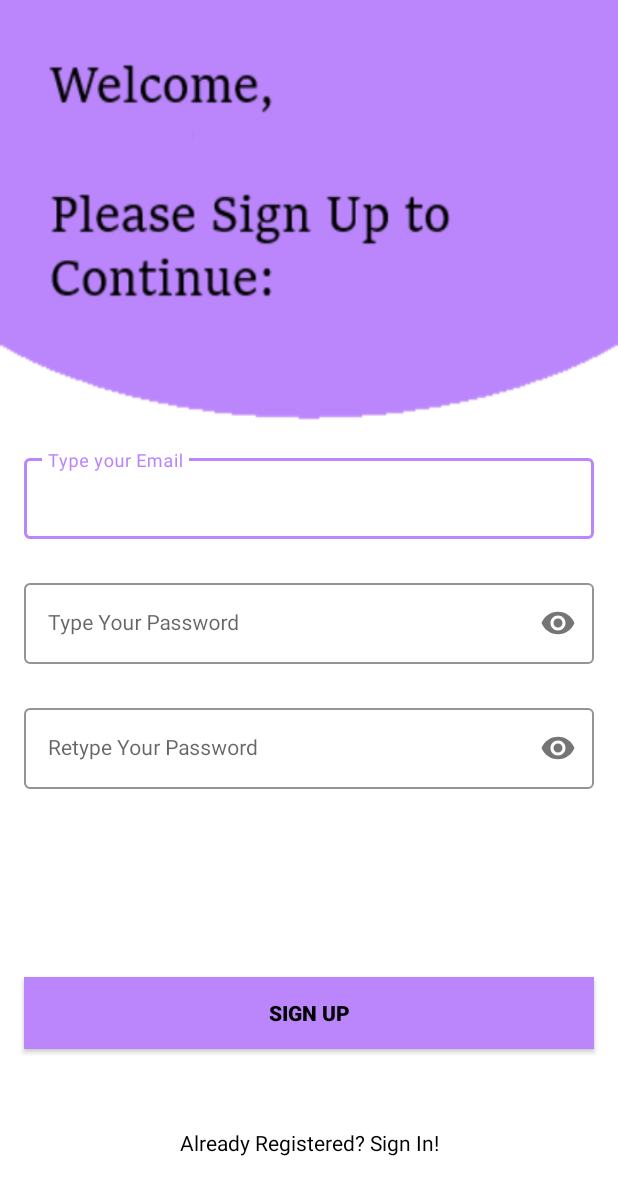
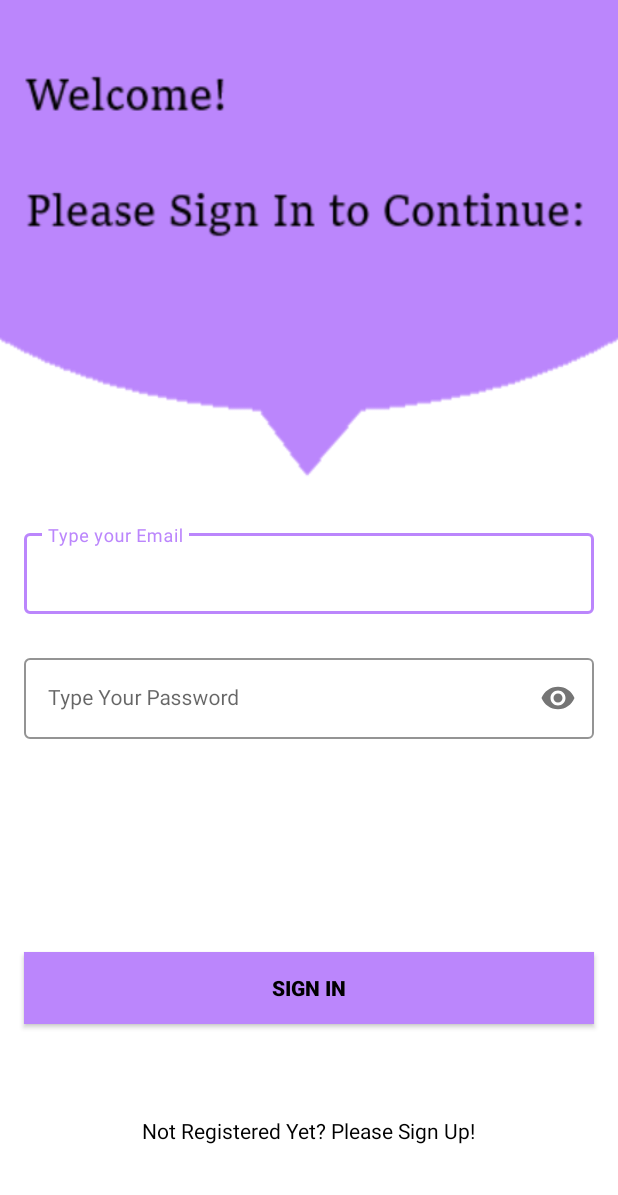
Before and after one commit to braedonpellerin/PlayBook, an Android app: the LoginActivity screen opened directly, with no data from a screen before it, on a phone screen of 412 x 824 dp. Shown: the top 1195 px of the screen. Run offline under Robolectric (Android 15) with nearby library versions, the phone set to English and light mode, and no system bars.

Commit message:
Corrected login page layout
Mistakenly used Register page layout on Login page

```diff
--- a/app/src/main/res/layout/activity_login.xml
+++ b/app/src/main/res/layout/activity_login.xml
@@ -4,8 +4,8 @@
     xmlns:tools="http://schemas.android.com/tools"
     android:layout_width="match_parent"
     android:layout_height="match_parent"
-    android:background="@drawable/signup_screen"
-    tools:context=".RegisterActivity">
+    android:background="@drawable/signin_screen"
+    tools:context=".LoginActivity">
 
     <com.google.android.material.textfield.TextInputLayout
         android:id="@+id/emailLayout"
@@ -13,7 +13,7 @@
         android:layout_width="match_parent"
         android:layout_height="wrap_content"
         android:layout_marginHorizontal="16dp"
-        android:layout_marginTop="300dp"
+        android:layout_marginTop="350dp"
         app:boxStrokeColor="@color/purple_200"
         app:hintTextColor="@color/purple_200"
         app:layout_constraintEnd_toEndOf="parent"
@@ -54,53 +54,31 @@
             android:inputType="textPassword" />
     </com.google.android.material.textfield.TextInputLayout>
 
-    <com.google.android.material.textfield.TextInputLayout
-        android:id="@+id/confirmPasswordLayout"
-        style="@style/LoginTextInputOuterFieldStyle"
-        android:layout_width="match_parent"
-        android:layout_height="wrap_content"
-        android:layout_marginHorizontal="16dp"
-        android:layout_marginTop="24dp"
-        app:boxStrokeColor="@color/purple_200"
-        app:hintTextColor="@color/purple_200"
-        app:layout_constraintEnd_toEndOf="parent"
-        app:layout_constraintHorizontal_bias="0.5"
-        app:layout_constraintStart_toStartOf="parent"
-        app:layout_constraintTop_toBottomOf="@id/passwordLayout"
-        app:passwordToggleEnabled="true">
-
-        <com.google.android.material.textfield.TextInputEditText
-            android:id="@+id/txtConfirmPassword"
-            style="@style/LoginTextInputInnerFieldStyle"
-            android:layout_width="match_parent"
-            android:layout_height="wrap_content"
-            android:hint="Retype Your Password"
-            android:inputType="textPassword" />
-    </com.google.android.material.textfield.TextInputLayout>
-
     <androidx.appcompat.widget.AppCompatButton
         android:id="@+id/btnSubmit"
         android:layout_width="0dp"
         android:layout_height="wrap_content"
         android:layout_marginHorizontal="16dp"
         android:background="@color/purple_200"
-        android:text="Sign Up"
+        android:text="Sign In"
         android:textColor="@color/black"
         android:textStyle="bold"
         app:layout_constraintBottom_toBottomOf="parent"
         app:layout_constraintEnd_toEndOf="parent"
         app:layout_constraintHorizontal_bias="0.5"
         app:layout_constraintStart_toStartOf="parent"
-        app:layout_constraintTop_toBottomOf="@+id/confirmPasswordLayout" />
+        app:layout_constraintTop_toBottomOf="@+id/passwordLayout" />
+
     <TextView
         android:id="@+id/textView"
         android:layout_width="wrap_content"
         android:layout_height="wrap_content"
         android:textColor="@color/black"
-        android:text="Already Registered? Sign In!"
+        android:text="Not Registered Yet? Please Sign Up!"
         app:layout_constraintBottom_toBottomOf="parent"
         app:layout_constraintEnd_toEndOf="parent"
         app:layout_constraintHorizontal_bias="0.5"
         app:layout_constraintStart_toStartOf="parent"
         app:layout_constraintTop_toBottomOf="@+id/btnSubmit" />
+
 </androidx.constraintlayout.widget.ConstraintLayout>
```
